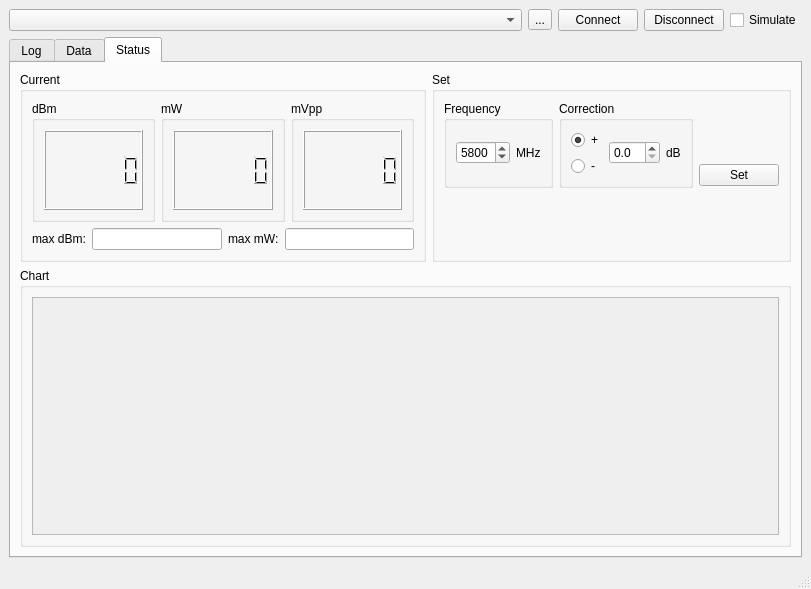
First picture: the form in mainwindow.ui, repository coozoo/qtrfpowermeter, before the edit.
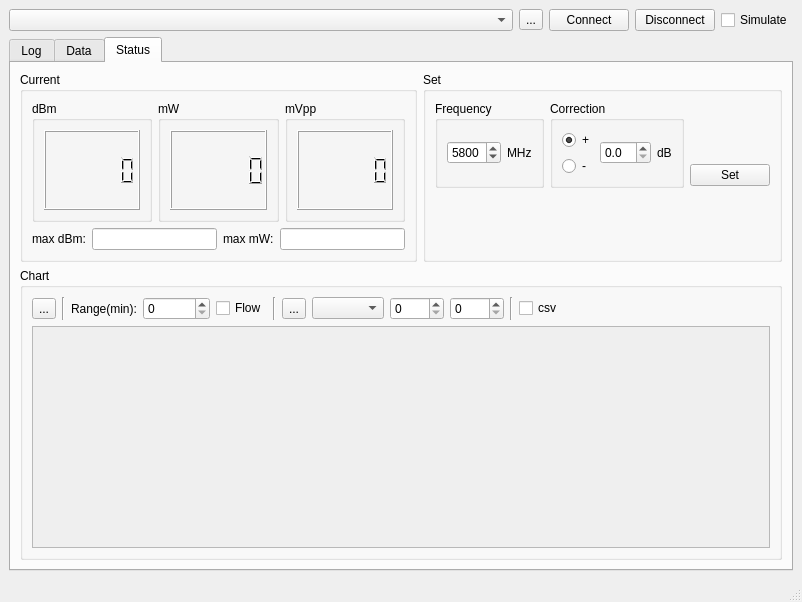
Second picture: the form after the edit.

What changed in the file:
```diff
--- a/mainwindow.ui
+++ b/mainwindow.ui
@@ -6,8 +6,8 @@
    <rect>
     <x>0</x>
     <y>0</y>
-    <width>811</width>
-    <height>589</height>
+    <width>802</width>
+    <height>602</height>
    </rect>
   </property>
   <property name="windowTitle">
@@ -92,36 +92,6 @@
           <string>Status</string>
          </attribute>
          <layout class="QGridLayout" name="gridLayout_6">
-          <item row="1" column="0">
-           <widget class="QGroupBox" name="groupBox_8">
-            <property name="title">
-             <string>Chart</string>
-            </property>
-            <layout class="QGridLayout" name="gridLayout_17">
-             <item row="0" column="0">
-              <layout class="QGridLayout" name="gridLayout_16">
-               <item row="0" column="0">
-                <widget class="QScrollArea" name="charts_scrollArea">
-                 <property name="widgetResizable">
-                  <bool>true</bool>
-                 </property>
-                 <widget class="QWidget" name="scrollAreaWidgetContents">
-                  <property name="geometry">
-                   <rect>
-                    <x>0</x>
-                    <y>0</y>
-                    <width>743</width>
-                    <height>170</height>
-                   </rect>
-                  </property>
-                 </widget>
-                </widget>
-               </item>
-              </layout>
-             </item>
-            </layout>
-           </widget>
-          </item>
           <item row="0" column="0">
            <layout class="QGridLayout" name="gridLayout_4">
             <item row="0" column="0">
@@ -204,7 +174,11 @@
                   </widget>
                  </item>
                  <item>
-                  <widget class="QLineEdit" name="maxdbm_lineEdit"/>
+                  <widget class="QLineEdit" name="maxdbm_lineEdit">
+                   <property name="text">
+                    <string/>
+                   </property>
+                  </widget>
                  </item>
                  <item>
                   <widget class="QLabel" name="maxmw_label">
@@ -306,7 +280,7 @@
                        <number>1</number>
                       </property>
                       <property name="maximum">
-                       <number>8000</number>
+                       <number>7999</number>
                       </property>
                       <property name="value">
                        <number>5800</number>
@@ -343,6 +317,145 @@
             </item>
            </layout>
           </item>
+          <item row="1" column="0">
+           <widget class="QGroupBox" name="groupBox_8">
+            <property name="title">
+             <string>Chart</string>
+            </property>
+            <layout class="QGridLayout" name="gridLayout_17">
+             <item row="1" column="0">
+              <layout class="QGridLayout" name="gridLayout_16">
+               <item row="0" column="0">
+                <widget class="QScrollArea" name="charts_scrollArea">
+                 <property name="widgetResizable">
+                  <bool>true</bool>
+                 </property>
+                 <widget class="QWidget" name="scrollAreaWidgetContents">
+                  <property name="geometry">
+                   <rect>
+                    <x>0</x>
+                    <y>0</y>
+                    <width>734</width>
+                    <height>148</height>
+                   </rect>
+                  </property>
+                 </widget>
+                </widget>
+               </item>
+              </layout>
+             </item>
+             <item row="0" column="0">
+              <layout class="QHBoxLayout" name="horizontalLayout_4">
+               <item>
+                <widget class="QToolButton" name="resetCharts_toolButton">
+                 <property name="toolTip">
+                  <string>Reset Charts</string>
+                 </property>
+                 <property name="text">
+                  <string>...</string>
+                 </property>
+                </widget>
+               </item>
+               <item>
+                <widget class="Line" name="line">
+                 <property name="orientation">
+                  <enum>Qt::Vertical</enum>
+                 </property>
+                </widget>
+               </item>
+               <item>
+                <widget class="QLabel" name="range_lable">
+                 <property name="sizePolicy">
+                  <sizepolicy hsizetype="Minimum" vsizetype="Preferred">
+                   <horstretch>0</horstretch>
+                   <verstretch>0</verstretch>
+                  </sizepolicy>
+                 </property>
+                 <property name="text">
+                  <string>Range(min):</string>
+                 </property>
+                </widget>
+               </item>
+               <item>
+                <widget class="QSpinBox" name="range_spinBox">
+                 <property name="maximum">
+                  <number>100000</number>
+                 </property>
+                </widget>
+               </item>
+               <item>
+                <widget class="QCheckBox" name="flow_checkBox">
+                 <property name="text">
+                  <string>Flow</string>
+                 </property>
+                </widget>
+               </item>
+               <item>
+                <widget class="Line" name="line_2">
+                 <property name="orientation">
+                  <enum>Qt::Vertical</enum>
+                 </property>
+                </widget>
+               </item>
+               <item>
+                <widget class="QToolButton" name="saveCharts_toolButton">
+                 <property name="text">
+                  <string>...</string>
+                 </property>
+                </widget>
+               </item>
+               <item>
+                <widget class="QComboBox" name="imageFormat_comboBox"/>
+               </item>
+               <item>
+                <widget class="QSpinBox" name="imageWidth_spinBox">
+                 <property name="maximum">
+                  <number>5000</number>
+                 </property>
+                </widget>
+               </item>
+               <item>
+                <widget class="QSpinBox" name="imageHeight_spinBox">
+                 <property name="maximum">
+                  <number>5000</number>
+                 </property>
+                </widget>
+               </item>
+               <item>
+                <widget class="Line" name="line_3">
+                 <property name="orientation">
+                  <enum>Qt::Vertical</enum>
+                 </property>
+                </widget>
+               </item>
+               <item>
+                <widget class="QCheckBox" name="writeCSV_checkBox">
+                 <property name="toolTip">
+                  <string>Write on fly data to CSV</string>
+                 </property>
+                 <property name="text">
+                  <string>csv</string>
+                 </property>
+                </widget>
+               </item>
+               <item>
+                <spacer name="horizontalSpacer">
+                 <property name="orientation">
+                  <enum>Qt::Horizontal</enum>
+                 </property>
+                 <property name="sizeHint" stdset="0">
+                  <size>
+                   <width>40</width>
+                   <height>20</height>
+                  </size>
+                 </property>
+                </spacer>
+               </item>
+              </layout>
+             </item>
+            </layout>
+           </widget>
+          </item>
          </layout>
         </widget>
        </widget>
```
Left out of the diff: 7 changed lines with no effect on the pictures.
